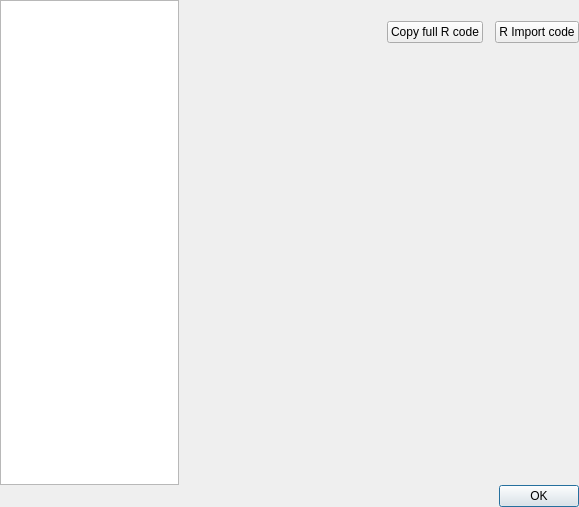
Qt form src/summarydialog.ui (informationsea/Hyokai) before a commit.
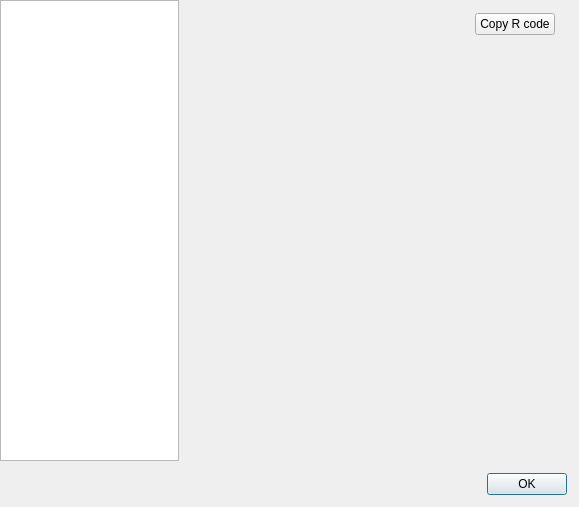
The same form after that commit. Custom widgets are drawn as their Qt base class.

Commit message: improved R integration performance and add copy R code button to plotchart

Diff of the .ui file:
```diff
--- a/src/summarydialog.ui
+++ b/src/summarydialog.ui
@@ -48,6 +48,9 @@
          <property name="spacing">
           <number>12</number>
          </property>
+         <property name="rightMargin">
+          <number>24</number>
+         </property>
          <item>
           <spacer name="horizontalSpacer">
            <property name="orientation">
@@ -56,22 +59,15 @@
            <property name="sizeHint" stdset="0">
             <size>
              <width>40</width>
-             <height>20</height>
+             <height>5</height>
             </size>
            </property>
           </spacer>
          </item>
-         <item>
-          <widget class="QPushButton" name="buttonCopyFull">
-           <property name="text">
-            <string>Copy full R code</string>
-           </property>
-          </widget>
-         </item>
          <item>
           <widget class="QPushButton" name="buttonCopyImport">
            <property name="text">
-            <string>R Import code</string>
+            <string>Copy R code</string>
            </property>
           </widget>
          </item>
@@ -99,6 +95,9 @@
    </item>
    <item>
     <layout class="QHBoxLayout" name="horizontalLayout">
+     <property name="margin">
+      <number>12</number>
+     </property>
      <item>
       <widget class="QDialogButtonBox" name="buttonBox">
        <property name="orientation">
```
The commit also changes 8 other files.
